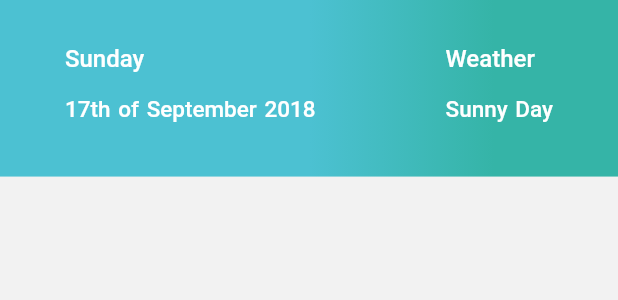
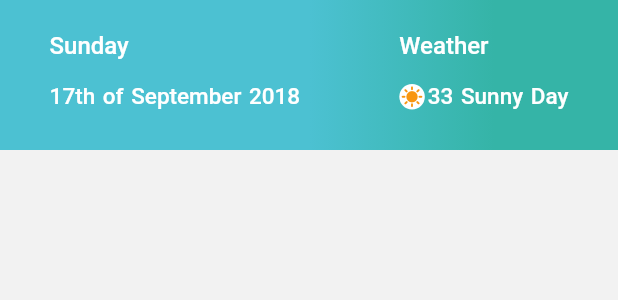
Before and after one commit to icsicsics/school, a Flutter app: the TitleWidget widget shown alone on an empty page, opened directly, on a phone screen of 412 x 824 dp. Shown: the top 300 px of the screen. Run offline on Flutter 3.47's test engine with Material 2 defaults, Android fonts, the light colour scheme and no system bars; our stand-ins replace flutter_bloc, intl_phone_number_input, pin_code_fields, shared_preferences, syncfusion_flutter_charts; accounts and stored records are empty; project files that could hold a hidden picture were left out.

Commit message:
handle home design

```diff
--- a/lib/presentation/ui/home/widgets/title_widget.dart
+++ b/lib/presentation/ui/home/widgets/title_widget.dart
@@ -16,7 +16,7 @@ class TitleWidget extends StatelessWidget {
           ],
           stops: [0.5, 0.8],
         )),
-        height: MediaQuery.of(context).size.height / 7,
+        height: 100,
         child: Padding(
           padding: const EdgeInsets.all(0),
           child: Row(
@@ -42,18 +42,38 @@ class TitleWidget extends StatelessWidget {
               Column(
                 mainAxisAlignment: MainAxisAlignment.center,
                 crossAxisAlignment: CrossAxisAlignment.start,
-                children: const [
-                  MediumTextWidget(
+                children: [
+                  const MediumTextWidget(
                       text: "Weather",
                       fontSize: 16,
                       color: ColorsManager.whiteColor),
-                  SizedBox(
+                  const SizedBox(
                     height: 10,
                   ),
-                  MediumTextWidget(
-                      text: "Sunny Day",
-                      fontSize: 15,
-                      color: ColorsManager.whiteColor),
+                  Row(
+                    children: [
+                      Container(
+                          decoration: const BoxDecoration(
+                              color: ColorsManager.whiteColor,
+                              borderRadius:
+                                  BorderRadius.all(Radius.circular(15))),
+                          child: const Padding(
+                            padding: EdgeInsets.all(1),
+                            child: Icon(
+                              Icons.sunny,
+                              color: ColorsManager.yellow,
+                              size: 15,
+                            ),
+                          )),
+                      const SizedBox(
+                        width: 2,
+                      ),
+                      const MediumTextWidget(
+                          text: "33 Sunny Day",
+                          fontSize: 15,
+                          color: ColorsManager.whiteColor),
+                    ],
+                  ),
                 ],
               ),
             ],
```
